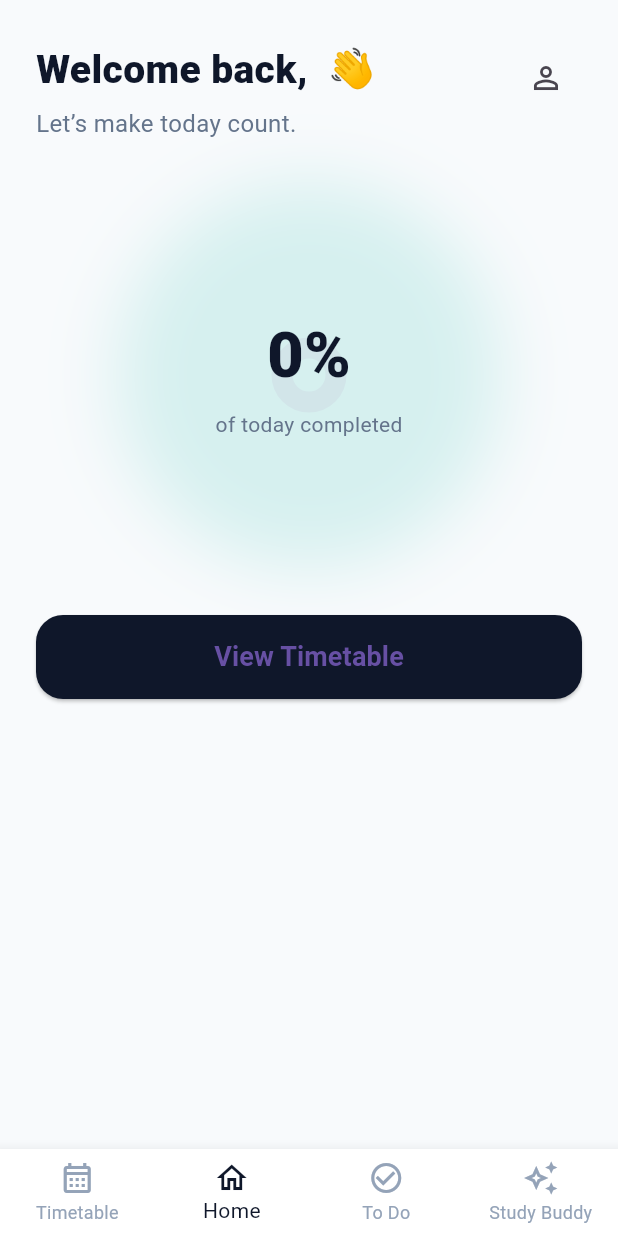
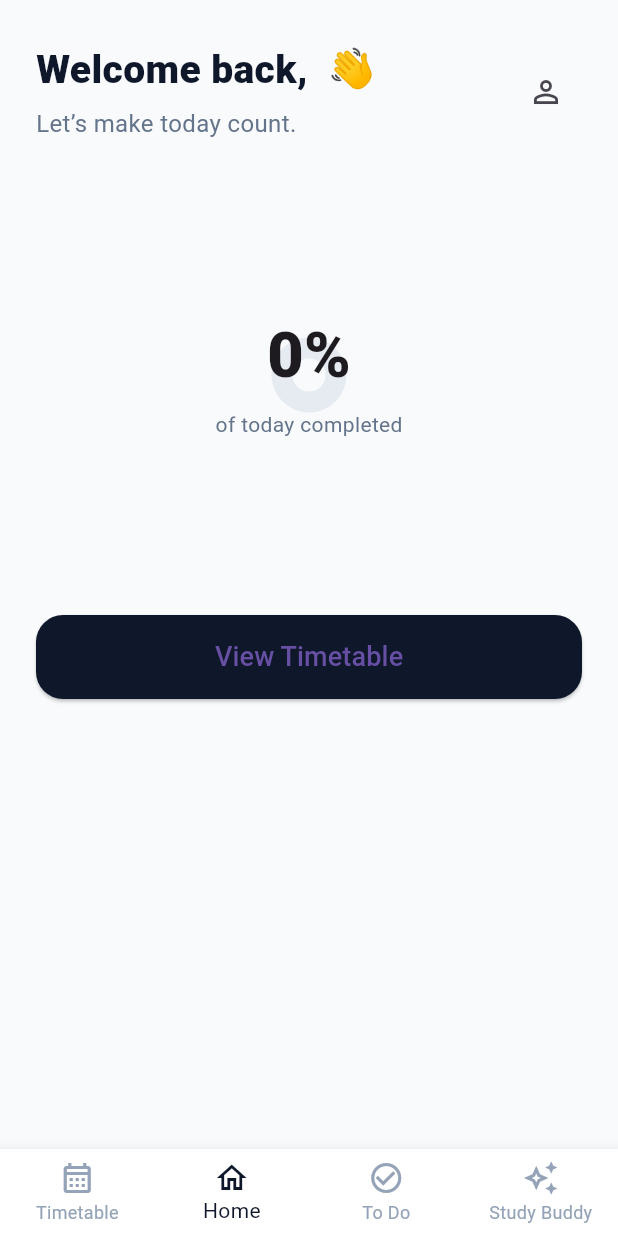
Before and after one commit to Kwake-19/TaskTaker, a Flutter app: the HomeScreen screen opened by its route, on a phone screen of 412 x 824 dp. Run offline on Flutter 3.47's test engine with Material 3 defaults, Android fonts, the phone set to English and light mode, and no system bars; our stand-ins replace flutter_dotenv, supabase_flutter; accounts and stored records are empty.

Commit message:
changed the look of homescreen a little bit

```diff
--- a/lib/screens/home_screen.dart
+++ b/lib/screens/home_screen.dart
@@ -6,6 +6,7 @@ import 'timetable_tab.dart';
 import 'todo_tab.dart';
 import 'study_buddy_tab.dart';
 import '../state/daily_progress.dart';
+import '../state/selected_day.dart';
 
 class HomeScreen extends StatefulWidget {
   const HomeScreen({super.key});
@@ -14,7 +15,8 @@ class HomeScreen extends StatefulWidget {
   State<HomeScreen> createState() => _HomeScreenState();
 }
 
-class _HomeScreenState extends State<HomeScreen> {
+class _HomeScreenState extends State<HomeScreen>
+    with WidgetsBindingObserver {
   final SupabaseClient _client = Supabase.instance.client;
 
   int _currentIndex = 1;
@@ -29,9 +31,28 @@ class _HomeScreenState extends State<HomeScreen> {
   @override
   void initState() {
     super.initState();
+    WidgetsBinding.instance.addObserver(this);
     _loadUserContext();
   }
 
+  @override
+  void dispose() {
+    WidgetsBinding.instance.removeObserver(this);
+    super.dispose();
+  }
+
+  /// 🔁 Detect app resume (midnight-safe)
+  @override
+  void didChangeAppLifecycleState(AppLifecycleState state) {
+    if (state == AppLifecycleState.resumed) {
+      context.read<SelectedDay>().syncWithToday();
+      context.read<DailyProgress>().resetIfNewDay();
+    }
+  }
+
+  // ─────────────────────────────
+  // 🔌 LOAD USER DATA
+  // ─────────────────────────────
   Future<void> _loadUserContext() async {
     try {
       final user = _client.auth.currentUser;
@@ -88,7 +109,10 @@ class _HomeScreenState extends State<HomeScreen> {
     return Scaffold(
       backgroundColor: const Color(0xFFF8FAFC),
       body: SafeArea(
-        child: IndexedStack(index: _currentIndex, children: tabs),
+        child: IndexedStack(
+          index: _currentIndex,
+          children: tabs,
+        ),
       ),
       bottomNavigationBar: BottomNavigationBar(
         currentIndex: _currentIndex,
@@ -120,9 +144,9 @@ class _HomeScreenState extends State<HomeScreen> {
   }
 }
 
-/// ─────────────────────────────
+////////////////////////////////////////////////
 /// 🌿 HOME TAB (REAL PROGRESS)
-/// ─────────────────────────────
+////////////////////////////////////////////////
 class HomeTab extends StatelessWidget {
   final String firstName;
   final VoidCallback onViewTimetable;
@@ -146,7 +170,6 @@ class HomeTab extends StatelessWidget {
         children: [
           /// 🔝 HEADER
           Row(
-            crossAxisAlignment: CrossAxisAlignment.start,
             children: [
               Expanded(
                 child: Column(
@@ -190,19 +213,9 @@ class HomeTab extends StatelessWidget {
 
           /// 🟢 REAL PROGRESS RING
           Center(
-            child: Container(
+            child: SizedBox(
               width: 240,
               height: 240,
-              decoration: BoxDecoration(
-                shape: BoxShape.circle,
-                boxShadow: [
-                  BoxShadow(
-                    color: const Color(0xFF14B8A6).withValues(alpha: 0.15),
-                    blurRadius: 40,
-                    spreadRadius: 8,
-                  ),
-                ],
-              ),
               child: Stack(
                 alignment: Alignment.center,
                 children: [
@@ -223,16 +236,12 @@ class HomeTab extends StatelessWidget {
                         style: const TextStyle(
                           fontSize: 42,
                           fontWeight: FontWeight.w800,
-                          color: Color(0xFF0F172A),
                         ),
                       ),
                       const SizedBox(height: 6),
                       const Text(
                         "of today completed",
-                        style: TextStyle(
-                          fontSize: 14,
-                          color: Color(0xFF64748B),
-                        ),
+                        style: TextStyle(color: Color(0xFF64748B)),
                       ),
                     ],
                   ),
@@ -257,7 +266,7 @@ class HomeTab extends StatelessWidget {
               ),
               child: const Text(
                 "View Timetable",
-                style: TextStyle(fontSize: 18, fontWeight: FontWeight.w600),
+                style: TextStyle(fontSize: 18),
               ),
             ),
           ),
--- a/lib/state/selected_day.dart
+++ b/lib/state/selected_day.dart
@@ -1,31 +1,49 @@
-
-
-import 'package:flutter/foundation.dart';
-
+import 'package:flutter/material.dart';
 
 class SelectedDay extends ChangeNotifier {
-  String _day = _today();
+  String _day;
+  DateTime _date;
 
+  SelectedDay()
+      : _date = DateTime.now(),
+        _day = _dayFromDate(DateTime.now());
 
   String get day => _day;
 
+  /// User manually changes day
+  void setDay(String newDay) {
+    _day = newDay;
+    notifyListeners();
+  }
 
-  void setDay(String newDay) {
-    if (_day != newDay) {
-      _day = newDay;
+  /// Called when app resumes or day changes
+  void syncWithToday() {
+    final now = DateTime.now();
+
+    if (!_isSameDate(now, _date)) {
+      _date = now;
+      _day = _dayFromDate(now);
       notifyListeners();
     }
   }
 
+  // ─────────────────────────────
+  static bool _isSameDate(DateTime a, DateTime b) {
+    return a.year == b.year &&
+        a.month == b.month &&
+        a.day == b.day;
+  }
 
-  static String _today() {
-    const days = {
+  static String _dayFromDate(DateTime date) {
+    const map = {
       1: 'Monday',
       2: 'Tuesday',
       3: 'Wednesday',
       4: 'Thursday',
       5: 'Friday',
+      6: 'Saturday',
+      7: 'Sunday',
     };
-    return days[DateTime.now().weekday] ?? 'Monday';
+    return map[date.weekday]!;
   }
 }
```
Also changed, not shown: lib/state/daily_progress.dart (+23 -7 lines).
